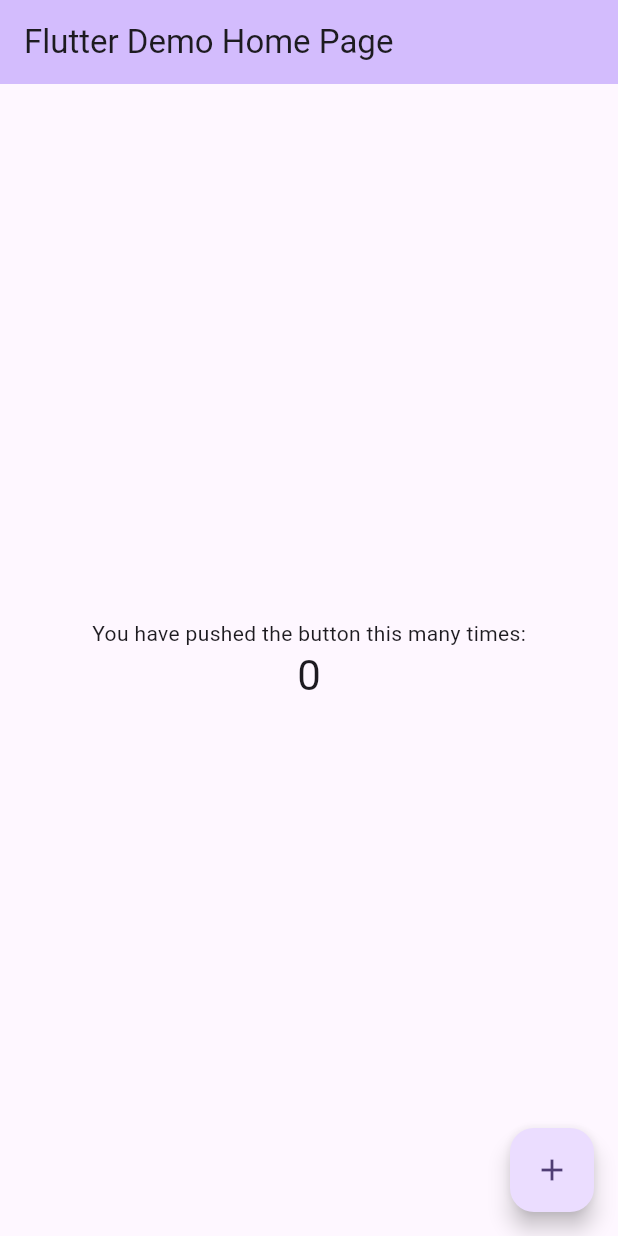
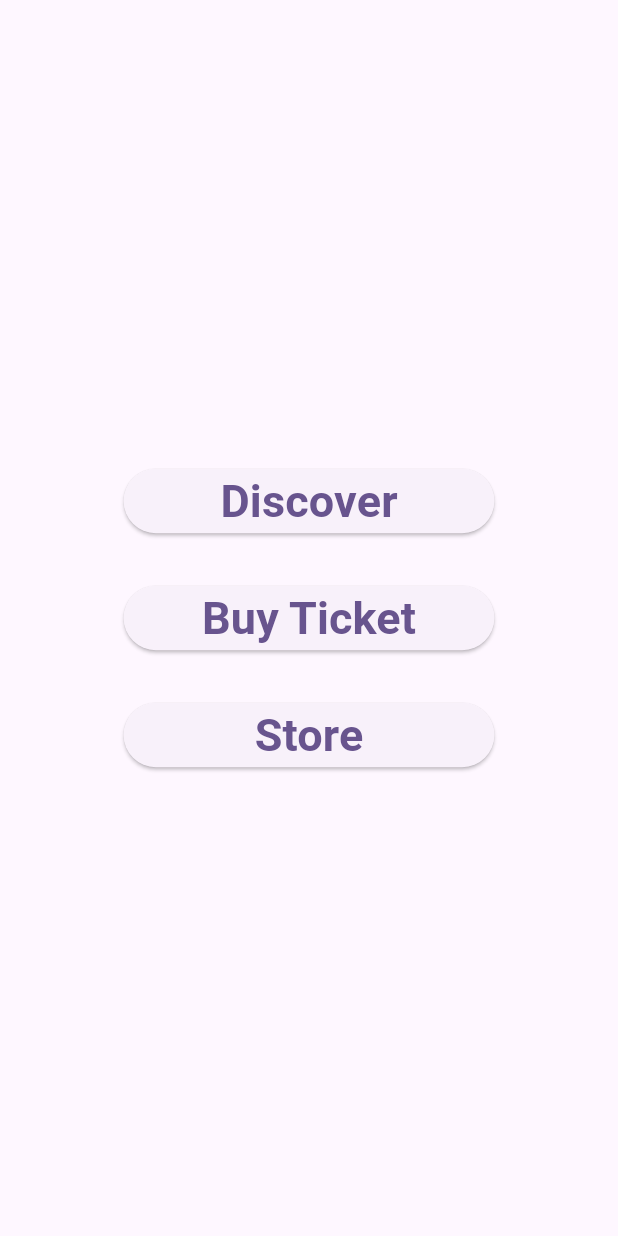
Before and after one commit to pedroarruda07/museum-app, a Flutter app: the screen it shows after launch, on a phone screen of 412 x 824 dp. Run offline on Flutter 3.47's test engine with Material 2 defaults, Android fonts, the phone set to English and light mode, and no system bars.

Commit message:
base pages added

```diff
--- a/lib/main.dart
+++ b/lib/main.dart
@@ -1,4 +1,5 @@
 import 'package:flutter/material.dart';
+import 'package:ipm_project/presentation/welcome_page.dart';
 
 void main() {
   runApp(const MyApp());
@@ -11,115 +12,12 @@ class MyApp extends StatelessWidget {
   @override
   Widget build(BuildContext context) {
     return MaterialApp(
-      title: 'Flutter Demo',
+      title: 'Interactive Museum',
       theme: ThemeData(
-        // This is the theme of your application.
-        //
-        // TRY THIS: Try running your application with "flutter run". You'll see
-        // the application has a blue toolbar. Then, without quitting the app,
-        // try changing the seedColor in the colorScheme below to Colors.green
-        // and then invoke "hot reload" (save your changes or press the "hot
-        // reload" button in a Flutter-supported IDE, or press "r" if you used
-        // the command line to start the app).
-        //
-        // Notice that the counter didn't reset back to zero; the application
-        // state is not lost during the reload. To reset the state, use hot
-        // restart instead.
-        //
-        // This works for code too, not just values: Most code changes can be
-        // tested with just a hot reload.
         colorScheme: ColorScheme.fromSeed(seedColor: Colors.deepPurple),
         useMaterial3: true,
       ),
-      home: const MyHomePage(title: 'Flutter Demo Home Page'),
+      home: WelcomePage(),
     );
   }
 }
-
-class MyHomePage extends StatefulWidget {
-  const MyHomePage({super.key, required this.title});
-
-  // This widget is the home page of your application. It is stateful, meaning
-  // that it has a State object (defined below) that contains fields that affect
-  // how it looks.
-
-  // This class is the configuration for the state. It holds the values (in this
-  // case the title) provided by the parent (in this case the App widget) and
-  // used by the build method of the State. Fields in a Widget subclass are
-  // always marked "final".
-
-  final String title;
-
-  @override
-  State<MyHomePage> createState() => _MyHomePageState();
-}
-
-class _MyHomePageState extends State<MyHomePage> {
-  int _counter = 0;
-
-  void _incrementCounter() {
-    setState(() {
-      // This call to setState tells the Flutter framework that something has
-      // changed in this State, which causes it to rerun the build method below
-      // so that the display can reflect the updated values. If we changed
-      // _counter without calling setState(), then the build method would not be
-      // called again, and so nothing would appear to happen.
-      _counter++;
-    });
-  }
-
-  @override
-  Widget build(BuildContext context) {
-    // This method is rerun every time setState is called, for instance as done
-    // by the _incrementCounter method above.
-    //
-    // The Flutter framework has been optimized to make rerunning build methods
-    // fast, so that you can just rebuild anything that needs updating rather
-    // than having to individually change instances of widgets.
-    return Scaffold(
-      appBar: AppBar(
-        // TRY THIS: Try changing the color here to a specific color (to
-        // Colors.amber, perhaps?) and trigger a hot reload to see the AppBar
-        // change color while the other colors stay the same.
-        backgroundColor: Theme.of(context).colorScheme.inversePrimary,
-        // Here we take the value from the MyHomePage object that was created by
-        // the App.build method, and use it to set our appbar title.
-        title: Text(widget.title),
-      ),
-      body: Center(
-        // Center is a layout widget. It takes a single child and positions it
-        // in the middle of the parent.
-        child: Column(
-          // Column is also a layout widget. It takes a list of children and
-          // arranges them vertically. By default, it sizes itself to fit its
-          // children horizontally, and tries to be as tall as its parent.
-          //
-          // Column has various properties to control how it sizes itself and
-          // how it positions its children. Here we use mainAxisAlignment to
-          // center the children vertically; the main axis here is the vertical
-          // axis because Columns are vertical (the cross axis would be
-          // horizontal).
-          //
-          // TRY THIS: Invoke "debug painting" (choose the "Toggle Debug Paint"
-          // action in the IDE, or press "p" in the console), to see the
-          // wireframe for each widget.
-          mainAxisAlignment: MainAxisAlignment.center,
-          children: <Widget>[
-            const Text(
-              'You have pushed the button this many times:',
-            ),
-            Text(
-              '$_counter',
-              style: Theme.of(context).textTheme.headlineMedium,
-            ),
-          ],
-        ),
-      ),
-      floatingActionButton: FloatingActionButton(
-        onPressed: _incrementCounter,
-        tooltip: 'Increment',
-        child: const Icon(Icons.add),
-      ), // This trailing comma makes auto-formatting nicer for build methods.
-    );
-  }
-}
--- /dev/null
+++ b/lib/presentation/welcome_page.dart
@@ -0,0 +1,49 @@
+import 'package:flutter/cupertino.dart';
+import 'package:flutter/material.dart';
+
+class WelcomePage extends StatelessWidget {
+  @override
+  Widget build(BuildContext context) {
+    return Scaffold(
+      body: Center(
+        child: Column(
+          mainAxisAlignment: MainAxisAlignment.center,
+          children: <Widget>[
+            Container(
+              width: MediaQuery.of(context).size.width * 0.6,
+              child: ElevatedButton(
+              onPressed: () {
+                // Handle button press
+              },
+              child: Text('Discover',
+                style: TextStyle(fontSize: 30, fontWeight: FontWeight.bold),
+              ),
+            )),
+            SizedBox(height: 30.0),  // Give some space between the buttons
+            Container(
+                width: MediaQuery.of(context).size.width * 0.6,
+                child: ElevatedButton(
+                  onPressed: () {
+                    // Handle button press
+                  },
+                  child: Text('Buy Ticket',
+                    style: TextStyle(fontSize: 30, fontWeight: FontWeight.bold),
+                  ),
+                )),
+            SizedBox(height: 30.0),  // Give some space between the buttons
+            Container(
+                width: MediaQuery.of(context).size.width * 0.6,
+                child: ElevatedButton(
+                  onPressed: () {
+                    // Handle button press
+                  },
+                  child: Text('Store',
+                    style: TextStyle(fontSize: 30, fontWeight: FontWeight.bold),
+                  ),
+                )),
+          ],
+        ),
+      ),
+    );
+  }
+}
```
Also changed, not shown: lib/presentation/buyticket_page.dart (added), lib/presentation/discover_page.dart (added), lib/presentation/store_page.dart (added).
